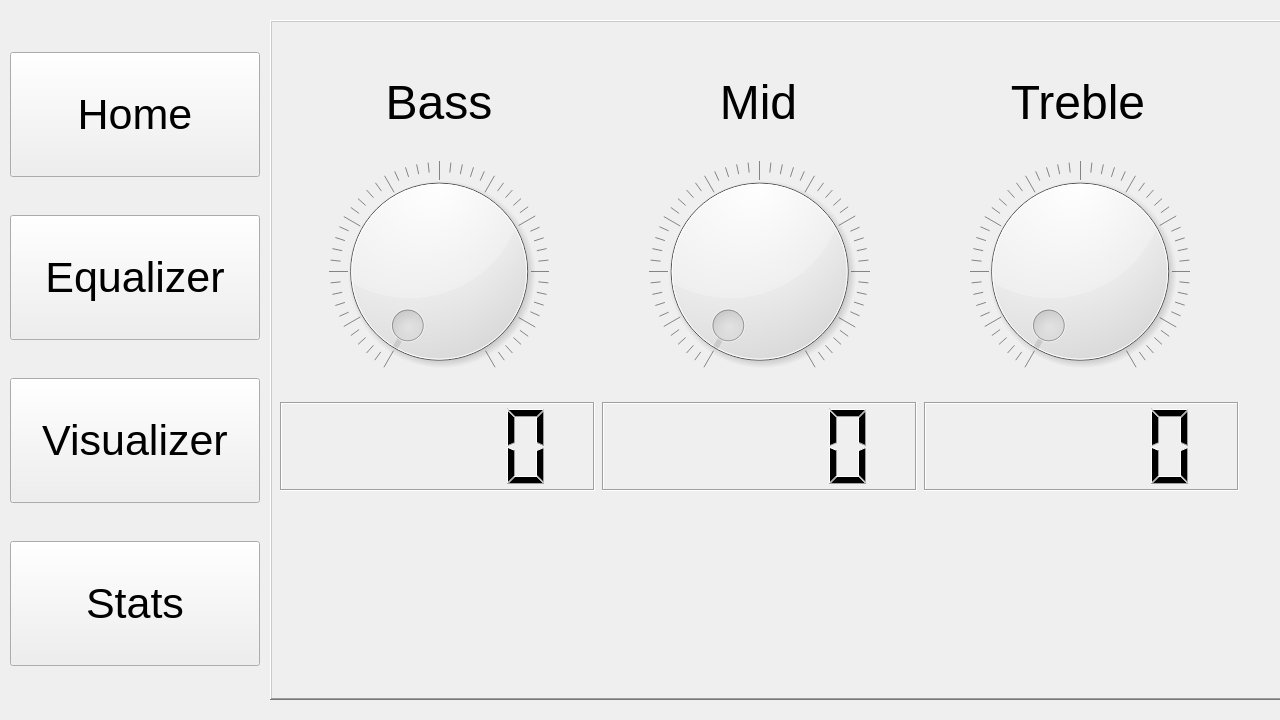
490-BadMouth/BadMouth, file BadMouth_main/bm_gui/form.ui: the form before one commit.
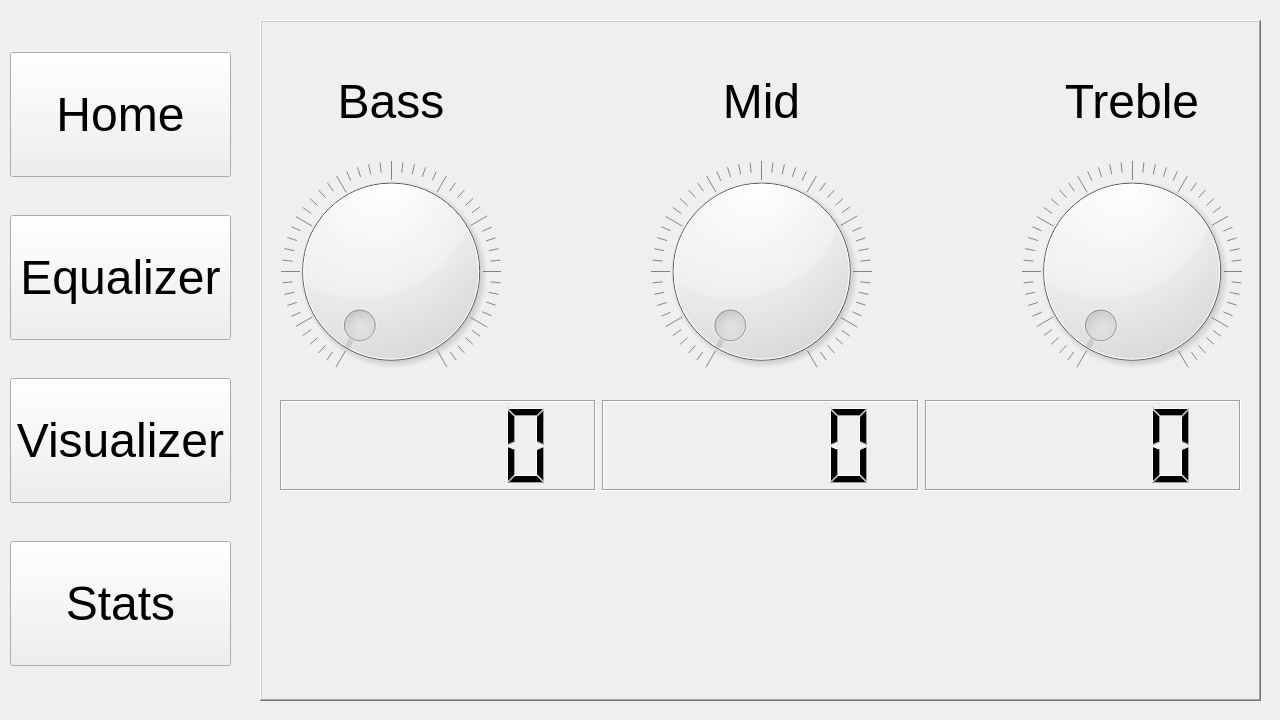
The form after the commit. The open tabs and pages were chosen to show the change.

The edit to the form file:
```diff
--- a/BadMouth_main/bm_gui/form.ui
+++ b/BadMouth_main/bm_gui/form.ui
@@ -10,18 +10,6 @@
     <height>720</height>
    </rect>
   </property>
-  <property name="sizePolicy">
-   <sizepolicy hsizetype="Maximum" vsizetype="Maximum">
-    <horstretch>0</horstretch>
-    <verstretch>0</verstretch>
-   </sizepolicy>
-  </property>
-  <property name="maximumSize">
-   <size>
-    <width>1280</width>
-    <height>720</height>
-   </size>
-  </property>
   <property name="palette">
    <palette>
     <active>
@@ -471,60 +459,21 @@
    <bool>false</bool>
   </property>
   <widget class="QWidget" name="centralwidget">
-   <property name="sizePolicy">
-    <sizepolicy hsizetype="Maximum" vsizetype="Maximum">
-     <horstretch>0</horstretch>
-     <verstretch>0</verstretch>
-    </sizepolicy>
-   </property>
-   <property name="maximumSize">
-    <size>
-     <width>1280</width>
-     <height>720</height>
-    </size>
-   </property>
    <widget class="QWidget" name="verticalLayoutWidget">
     <property name="geometry">
      <rect>
       <x>10</x>
       <y>20</y>
-      <width>261</width>
+      <width>221</width>
       <height>681</height>
      </rect>
     </property>
-    <property name="minimumSize">
-     <size>
-      <width>261</width>
-      <height>681</height>
-     </size>
-    </property>
-    <property name="maximumSize">
-     <size>
-      <width>261</width>
-      <height>681</height>
-     </size>
-    </property>
     <layout class="QVBoxLayout" name="verticalLayout_buttons">
-     <property name="sizeConstraint">
-      <enum>QLayout::SetMaximumSize</enum>
-     </property>
      <item>
       <widget class="QPushButton" name="pushButton_home">
-       <property name="sizePolicy">
-        <sizepolicy hsizetype="Maximum" vsizetype="Maximum">
-         <horstretch>0</horstretch>
-         <verstretch>0</verstretch>
-        </sizepolicy>
-       </property>
-       <property name="minimumSize">
-        <size>
-         <width>0</width>
-         <height>0</height>
-        </size>
-       </property>
        <property name="maximumSize">
         <size>
-         <width>250</width>
+         <width>16777215</width>
          <height>125</height>
         </size>
        </property>
@@ -537,7 +486,7 @@
        <property name="font">
         <font>
          <family>Ubuntu</family>
-         <pointsize>32</pointsize>
+         <pointsize>36</pointsize>
          <bold>false</bold>
          <stylestrategy>PreferDefault</stylestrategy>
          <kerning>true</kerning>
@@ -553,21 +502,9 @@
      </item>
      <item>
       <widget class="QPushButton" name="pushButton_eq">
-       <property name="sizePolicy">
-        <sizepolicy hsizetype="Maximum" vsizetype="Maximum">
-         <horstretch>0</horstretch>
-         <verstretch>0</verstretch>
-        </sizepolicy>
-       </property>
-       <property name="minimumSize">
-        <size>
-         <width>0</width>
-         <height>0</height>
-        </size>
-       </property>
        <property name="maximumSize">
         <size>
-         <width>250</width>
+         <width>16777215</width>
          <height>125</height>
         </size>
        </property>
@@ -580,7 +517,7 @@
        <property name="font">
         <font>
          <family>Ubuntu</family>
-         <pointsize>32</pointsize>
+         <pointsize>36</pointsize>
          <bold>false</bold>
          <stylestrategy>PreferDefault</stylestrategy>
          <kerning>true</kerning>
@@ -596,21 +533,9 @@
      </item>
      <item>
       <widget class="QPushButton" name="pushButton_vis">
-       <property name="sizePolicy">
-        <sizepolicy hsizetype="Maximum" vsizetype="Maximum">
-         <horstretch>0</horstretch>
-         <verstretch>0</verstretch>
-        </sizepolicy>
-       </property>
-       <property name="minimumSize">
-        <size>
-         <width>0</width>
-         <height>0</height>
-        </size>
-       </property>
        <property name="maximumSize">
         <size>
-         <width>250</width>
+         <width>16777215</width>
          <height>125</height>
         </size>
        </property>
@@ -623,7 +548,7 @@
        <property name="font">
         <font>
          <family>Ubuntu</family>
-         <pointsize>32</pointsize>
+         <pointsize>36</pointsize>
          <bold>false</bold>
          <stylestrategy>PreferDefault</stylestrategy>
          <kerning>true</kerning>
@@ -639,21 +564,9 @@
      </item>
      <item>
       <widget class="QPushButton" name="pushButton_stats">
-       <property name="sizePolicy">
-        <sizepolicy hsizetype="Maximum" vsizetype="Maximum">
-         <horstretch>0</horstretch>
-         <verstretch>0</verstretch>
-        </sizepolicy>
-       </property>
-       <property name="minimumSize">
-        <size>
-         <width>0</width>
-         <height>0</height>
-        </size>
-       </property>
        <property name="maximumSize">
         <size>
-         <width>250</width>
+         <width>16777215</width>
          <height>125</height>
         </size>
        </property>
@@ -666,7 +579,7 @@
        <property name="font">
         <font>
          <family>Ubuntu</family>
-         <pointsize>32</pointsize>
+         <pointsize>36</pointsize>
          <bold>false</bold>
          <stylestrategy>PreferDefault</stylestrategy>
          <kerning>true</kerning>
@@ -685,30 +598,12 @@
    <widget class="QFrame" name="frame_content">
     <property name="geometry">
      <rect>
-      <x>270</x>
+      <x>260</x>
       <y>20</y>
-      <width>1100</width>
-      <height>680</height>
+      <width>1001</width>
+      <height>681</height>
      </rect>
     </property>
-    <property name="sizePolicy">
-     <sizepolicy hsizetype="Maximum" vsizetype="Maximum">
-      <horstretch>0</horstretch>
-      <verstretch>0</verstretch>
-     </sizepolicy>
-    </property>
-    <property name="minimumSize">
-     <size>
-      <width>0</width>
-      <height>0</height>
-     </size>
-    </property>
-    <property name="maximumSize">
-     <size>
-      <width>1100</width>
-      <height>700</height>
-     </size>
-    </property>
     <property name="palette">
      <palette>
       <active>
@@ -1174,95 +1069,38 @@
     <widget class="QStackedWidget" name="stackedWidget_content">
      <property name="geometry">
       <rect>
-       <x>-1</x>
+       <x>1</x>
        <y>1</y>
-       <width>1001</width>
+       <width>999</width>
        <height>679</height>
       </rect>
      </property>
-     <property name="sizePolicy">
-      <sizepolicy hsizetype="Maximum" vsizetype="Maximum">
-       <horstretch>0</horstretch>
-       <verstretch>0</verstretch>
-      </sizepolicy>
-     </property>
-     <property name="minimumSize">
-      <size>
-       <width>1001</width>
-       <height>679</height>
-      </size>
-     </property>
-     <property name="maximumSize">
-      <size>
-       <width>1001</width>
-       <height>679</height>
-      </size>
+     <property name="lineWidth">
+      <number>0</number>
      </property>
      <property name="currentIndex">
       <number>1</number>
      </property>
      <widget class="QWidget" name="page_home"/>
      <widget class="QWidget" name="page_eq">
-      <property name="sizePolicy">
-       <sizepolicy hsizetype="Maximum" vsizetype="Maximum">
-        <horstretch>0</horstretch>
-        <verstretch>0</verstretch>
-       </sizepolicy>
-      </property>
-      <property name="maximumSize">
-       <size>
-        <width>1280</width>
-        <height>720</height>
-       </size>
-      </property>
       <widget class="QWidget" name="horizontalLayoutWidget">
        <property name="geometry">
         <rect>
-         <x>10</x>
+         <x>20</x>
          <y>120</y>
          <width>961</width>
          <height>261</height>
         </rect>
        </property>
-       <property name="minimumSize">
-        <size>
-         <width>961</width>
-         <height>261</height>
-        </size>
-       </property>
-       <property name="maximumSize">
-        <size>
-         <width>961</width>
-         <height>261</height>
-        </size>
-       </property>
        <layout class="QHBoxLayout" name="horizontalLayout">
         <property name="spacing">
-         <number>100</number>
+         <number>150</number>
         </property>
         <property name="sizeConstraint">
          <enum>QLayout::SetDefaultConstraint</enum>
         </property>
-        <property name="leftMargin">
-         <number>50</number>
-        </property>
-        <property name="rightMargin">
-         <number>50</number>
-        </property>
         <item>
          <widget class="QDial" name="dial_2">
-          <property name="minimumSize">
-           <size>
-            <width>220</width>
-            <height>259</height>
-           </size>
-          </property>
-          <property name="maximumSize">
-           <size>
-            <width>220</width>
-            <height>259</height>
-           </size>
-          </property>
           <property name="notchesVisible">
            <bool>true</bool>
           </property>
@@ -1270,18 +1108,6 @@
         </item>
         <item>
          <widget class="QDial" name="dial_3">
-          <property name="minimumSize">
-           <size>
-            <width>221</width>
-            <height>259</height>
-           </size>
-          </property>
-          <property name="maximumSize">
-           <size>
-            <width>221</width>
-            <height>259</height>
-           </size>
-          </property>
           <property name="notchesVisible">
            <bool>true</bool>
           </property>
@@ -1289,18 +1115,6 @@
         </item>
         <item>
          <widget class="QDial" name="dial">
-          <property name="minimumSize">
-           <size>
-            <width>220</width>
-            <height>259</height>
-           </size>
-          </property>
-          <property name="maximumSize">
-           <size>
-            <width>220</width>
-            <height>259</height>
-           </size>
-          </property>
           <property name="notchesVisible">
            <bool>true</bool>
           </property>
@@ -1311,42 +1125,18 @@
       <widget class="QWidget" name="horizontalLayoutWidget_2">
        <property name="geometry">
         <rect>
-         <x>10</x>
+         <x>20</x>
          <y>40</y>
          <width>961</width>
-         <height>82</height>
+         <height>80</height>
         </rect>
        </property>
-       <property name="minimumSize">
-        <size>
-         <width>961</width>
-         <height>82</height>
-        </size>
-       </property>
-       <property name="maximumSize">
-        <size>
-         <width>961</width>
-         <height>82</height>
-        </size>
-       </property>
        <layout class="QHBoxLayout" name="horizontalLayout_eq_labels">
         <property name="spacing">
-         <number>0</number>
+         <number>150</number>
         </property>
         <item>
          <widget class="QLabel" name="label_bass">
-          <property name="minimumSize">
-           <size>
-            <width>320</width>
-            <height>80</height>
-           </size>
-          </property>
-          <property name="maximumSize">
-           <size>
-            <width>320</width>
-            <height>80</height>
-           </size>
-          </property>
           <property name="font">
            <font>
             <pointsize>36</pointsize>
@@ -1362,18 +1152,6 @@
         </item>
         <item>
          <widget class="QLabel" name="label_mid">
-          <property name="minimumSize">
-           <size>
-            <width>319</width>
-            <height>80</height>
-           </size>
-          </property>
-          <property name="maximumSize">
-           <size>
-            <width>319</width>
-            <height>80</height>
-           </size>
-          </property>
           <property name="font">
            <font>
             <pointsize>36</pointsize>
@@ -1389,18 +1167,6 @@
         </item>
         <item>
          <widget class="QLabel" name="label_treb">
-          <property name="minimumSize">
-           <size>
-            <width>320</width>
-            <height>80</height>
-           </size>
-          </property>
-          <property name="maximumSize">
-           <size>
-            <width>320</width>
-            <height>80</height>
-           </size>
-          </property>
           <property name="font">
            <font>
             <pointsize>36</pointsize>
@@ -1419,42 +1185,15 @@
       <widget class="QWidget" name="horizontalLayoutWidget_3">
        <property name="geometry">
         <rect>
-         <x>10</x>
-         <y>380</y>
+         <x>19</x>
+         <y>379</y>
          <width>961</width>
          <height>91</height>
         </rect>
        </property>
-       <property name="minimumSize">
-        <size>
-         <width>961</width>
-         <height>91</height>
-        </size>
-       </property>
-       <property name="maximumSize">
-        <size>
-         <width>961</width>
-         <height>91</height>
-        </size>
-       </property>
        <layout class="QHBoxLayout" name="horizontalLayout_eq_7segs">
         <item>
          <widget class="QLCDNumber" name="lcdNumber_3">
-          <property name="minimumSize">
-           <size>
-            <width>315</width>
-            <height>89</height>
-           </size>
-          </property>
-          <property name="maximumSize">
-           <size>
-            <width>315</width>
-            <height>89</height>
-           </size>
-          </property>
-          <property name="layoutDirection">
-           <enum>Qt::LeftToRight</enum>
-          </property>
           <property name="frameShadow">
            <enum>QFrame::Sunken</enum>
           </property>
@@ -1462,18 +1201,6 @@
         </item>
         <item>
          <widget class="QLCDNumber" name="lcdNumber_2">
-          <property name="minimumSize">
-           <size>
-            <width>315</width>
-            <height>89</height>
-           </size>
-          </property>
-          <property name="maximumSize">
-           <size>
-            <width>315</width>
-            <height>89</height>
-           </size>
-          </property>
           <property name="frameShadow">
            <enum>QFrame::Sunken</enum>
           </property>
@@ -1481,21 +1208,6 @@
         </item>
         <item>
          <widget class="QLCDNumber" name="lcdNumber">
-          <property name="enabled">
-           <bool>true</bool>
-          </property>
-          <property name="minimumSize">
-           <size>
-            <width>315</width>
-            <height>89</height>
-           </size>
-          </property>
-          <property name="maximumSize">
-           <size>
-            <width>315</width>
-            <height>89</height>
-           </size>
-          </property>
           <property name="frameShadow">
            <enum>QFrame::Sunken</enum>
           </property>
```
Left out of the diff: 18 changed lines with no effect on the pictures.
